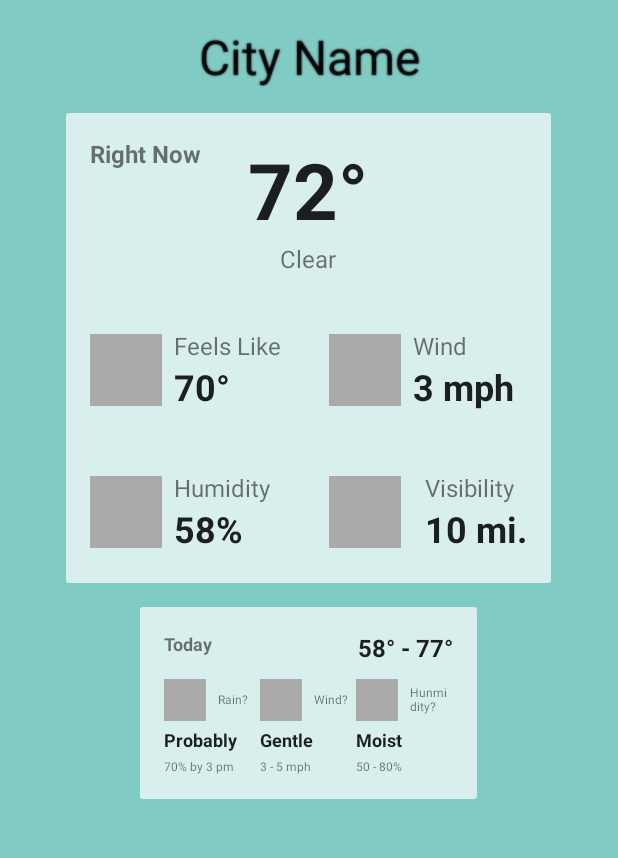
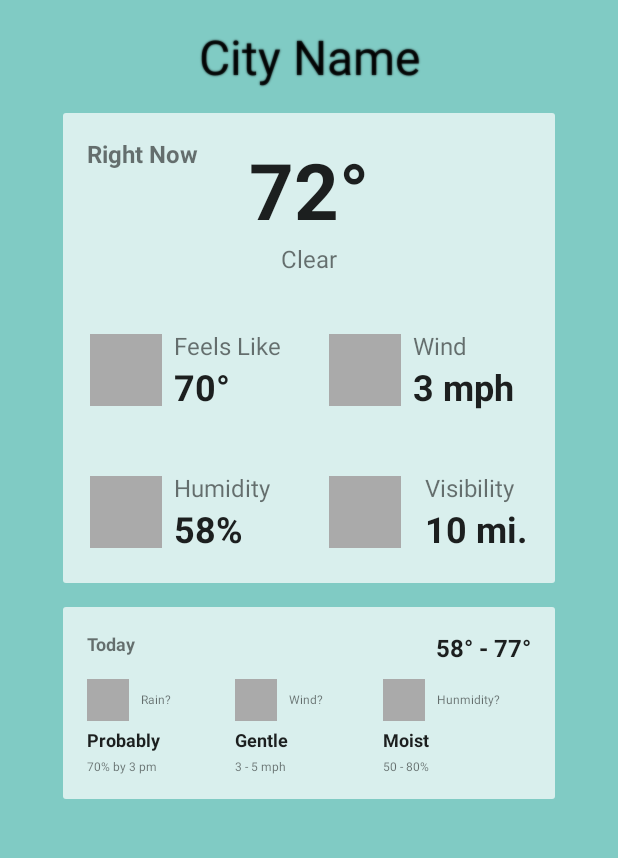
Before and after one commit to arosiclair/Weatherly, an Android app: the screen it shows after launch (MainActivity), on a phone screen of 412 x 824 dp, the part 84-942 px from its top. Run offline under Robolectric (Android 15) with nearby library versions, the phone set to English and light mode, and no system bars.

Commit message:
Changed cards to a fixed width of 328dp

```diff
--- a/app/src/main/res/layout/fragment_city.xml
+++ b/app/src/main/res/layout/fragment_city.xml
@@ -34,7 +34,7 @@
 
         <!-- Root Vertical Layout For Card -->
         <LinearLayout
-            android:layout_width="wrap_content"
+            android:layout_width="328dp"
             android:layout_height="wrap_content"
             android:layout_gravity="center_horizontal"
             android:background="@drawable/background_card"
@@ -276,7 +276,7 @@
 
         <!-- The Today Card -->
         <LinearLayout
-            android:layout_width="wrap_content"
+            android:layout_width="328dp"
             android:layout_height="wrap_content"
             android:layout_gravity="center_horizontal"
             android:background="@drawable/background_card"
```
